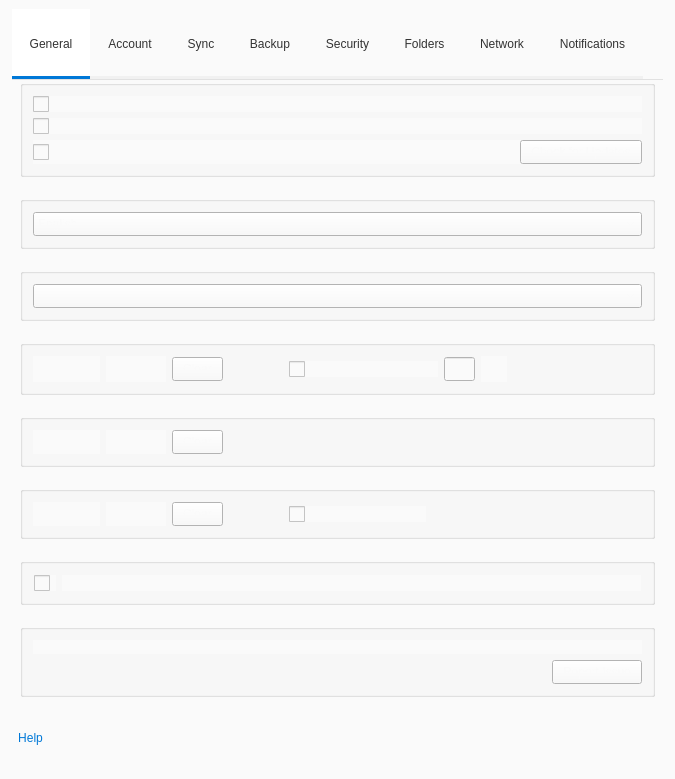
The window that src/MEGASync/gui/linux/SettingsDialog.ui (meganz/MEGAsync) describes before a commit, drawn with Qt 5.
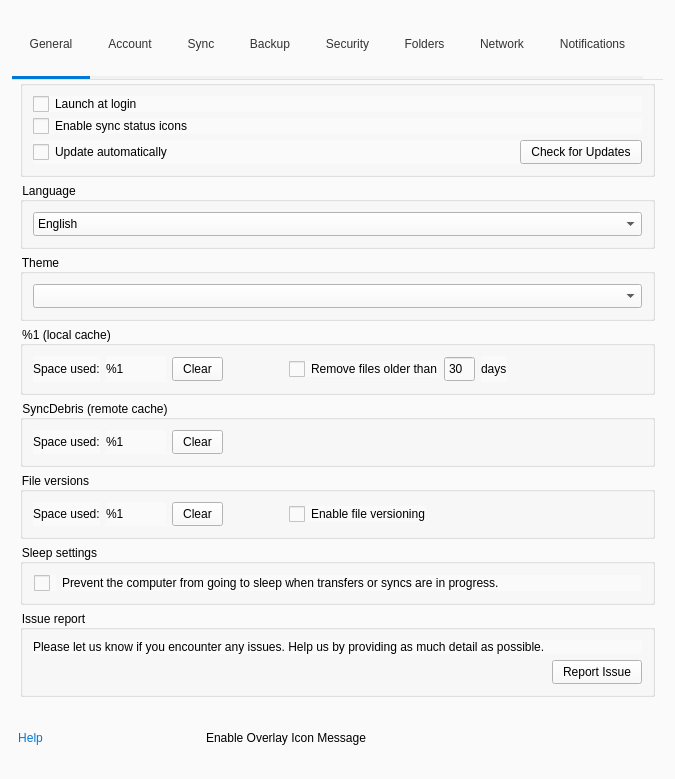
The same window after the commit. Icons and pictures are not drawn. Custom widgets are drawn as their Qt base class.

Commit message: SNC-4551 : At runtime conversion icons at diferent mode & state

Patch:
```diff
--- a/src/MEGASync/gui/linux/SettingsDialog.ui
+++ b/src/MEGASync/gui/linux/SettingsDialog.ui
@@ -7,7 +7,7 @@
     <x>0</x>
     <y>0</y>
     <width>675</width>
-    <height>684</height>
+    <height>769</height>
    </rect>
   </property>
   <property name="contextMenuPolicy">
@@ -21,9 +21,33 @@
 {
 font-size: 12px;
 background-color: #fafafa; /*colorToken.surface-1*/
-color: #fafafa; /*colorToken.text-primary*/
+color: #000000; /*colorToken.text-primary*/
 }
 
+/*ThemeImage;ToolButtonIcon;bAccount;normal;on;colorToken.icon-primary*/
+/*ThemeImage;ToolButtonIcon;bAccount;normal;off;colorToken.icon-secondary*/
+
+/*ThemeImage;ToolButtonIcon;bBackup;normal;on;colorToken.icon-primary*/
+/*ThemeImage;ToolButtonIcon;bBackup;normal;off;colorToken.icon-secondary*/
+
+/*ThemeImage;ToolButtonIcon;bFolders;normal;on;colorToken.icon-primary*/
+/*ThemeImage;ToolButtonIcon;bFolders;normal;off;colorToken.icon-secondary*/
+
+/*ThemeImage;ToolButtonIcon;bGeneral;normal;on;colorToken.icon-primary*/
+/*ThemeImage;ToolButtonIcon;bGeneral;normal;off;colorToken.icon-secondary*/
+
+/*ThemeImage;ToolButtonIcon;bNetwork;normal;on;colorToken.icon-primary*/
+/*ThemeImage;ToolButtonIcon;bNetwork;normal;off;colorToken.icon-secondary*/
+
+/*ThemeImage;ToolButtonIcon;bNotifications;normal;on;colorToken.icon-primary*/
+/*ThemeImage;ToolButtonIcon;bNotifications;normal;off;colorToken.icon-secondary*/
+
+/*ThemeImage;ToolButtonIcon;bSecurity;normal;on;colorToken.icon-primary*/
+/*ThemeImage;ToolButtonIcon;bSecurity;normal;off;colorToken.icon-secondary*/
+
+/*ThemeImage;ToolButtonIcon;bSyncs;normal;on;colorToken.icon-primary*/
+/*ThemeImage;ToolButtonIcon;bSyncs;normal;off;colorToken.icon-secondary*/
+
 QPushButton
 {
 padding-left: 10px;
@@ -67,13 +91,12 @@
 border-right: 0px;
 border-bottom: 3px solid #f1f1f1;
 background-color: transparent;
-color: #333333;
+color: #333333; /*colorToken.text-primary*/
 }
 
 #wTabHeader QToolButton:checked
 {
-background-color: #FFFFFF;
-border-bottom: 3px solid #0078D7;
+border-bottom: 3px solid #0078D7; /*colorToken.button-brand*/
 }
 
 #bChangePasswordPic, #bRecoveryKeyPic
```
Left out of the diff: 6 changed lines with no effect on the pictures. The commit also changes 3 other files.
